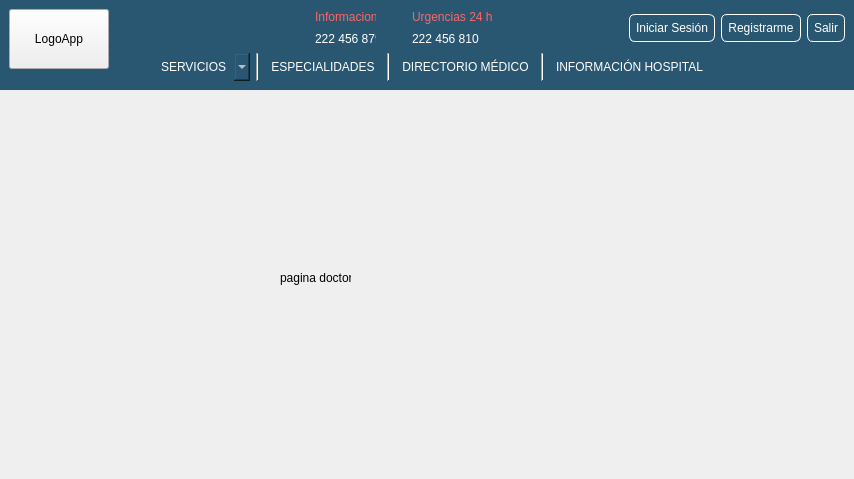
Old version of the form mainwindow.ui in the repository Laloses/Hospital.
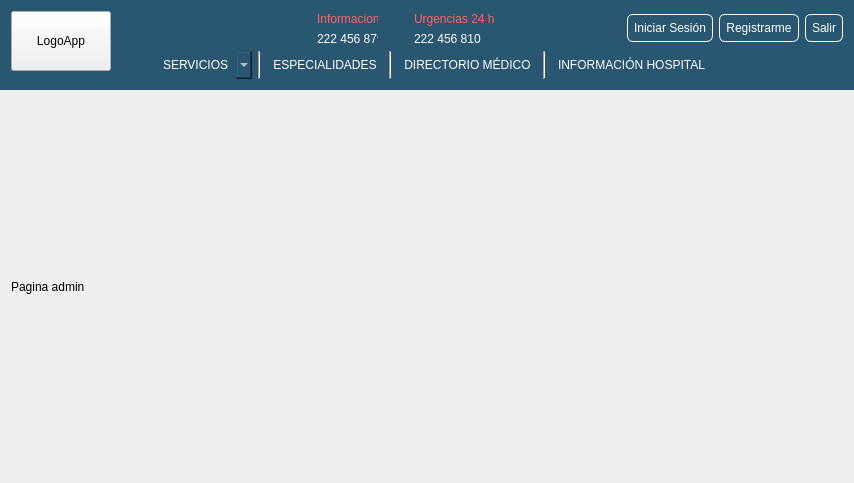
New version of the form. The open tabs and pages were chosen to show the change. Icons and pictures are not drawn.

```diff
--- a/mainwindow.ui
+++ b/mainwindow.ui
@@ -1,12 +1,12 @@
 <ui version="4.0">
  <class>MainWindow</class>
- <widget class="QMainWindow" name="MainWindow" >
-  <property name="geometry" >
+ <widget class="QMainWindow" name="MainWindow">
+  <property name="geometry">
    <rect>
     <x>0</x>
     <y>0</y>
-    <width>400</width>
-    <height>300</height>
+    <width>854</width>
+    <height>479</height>
    </rect>
   </property>
   <property name="windowTitle" >
@@ -1351,13 +1351,23 @@
         </property>
        </widget>
       </widget>
+      <widget class="QWidget" name="page_admin">
+       <layout class="QGridLayout" name="gridLayout_3">
+        <item row="0" column="0">
+         <widget class="QLabel" name="label">
+          <property name="text">
+           <string>Pagina admin</string>
+          </property>
+         </widget>
+        </item>
+       </layout>
+      </widget>
      </widget>
     </item>
    </layout>
   </widget>
  </widget>
- <layoutDefault spacing="6" margin="11" />
- <pixmapfunction></pixmapfunction>
+ <layoutdefault spacing="6" margin="11"/>
  <resources/>
  <connections/>
 </ui>
```
Left out of the diff: 7 changed lines with no effect on the pictures.
